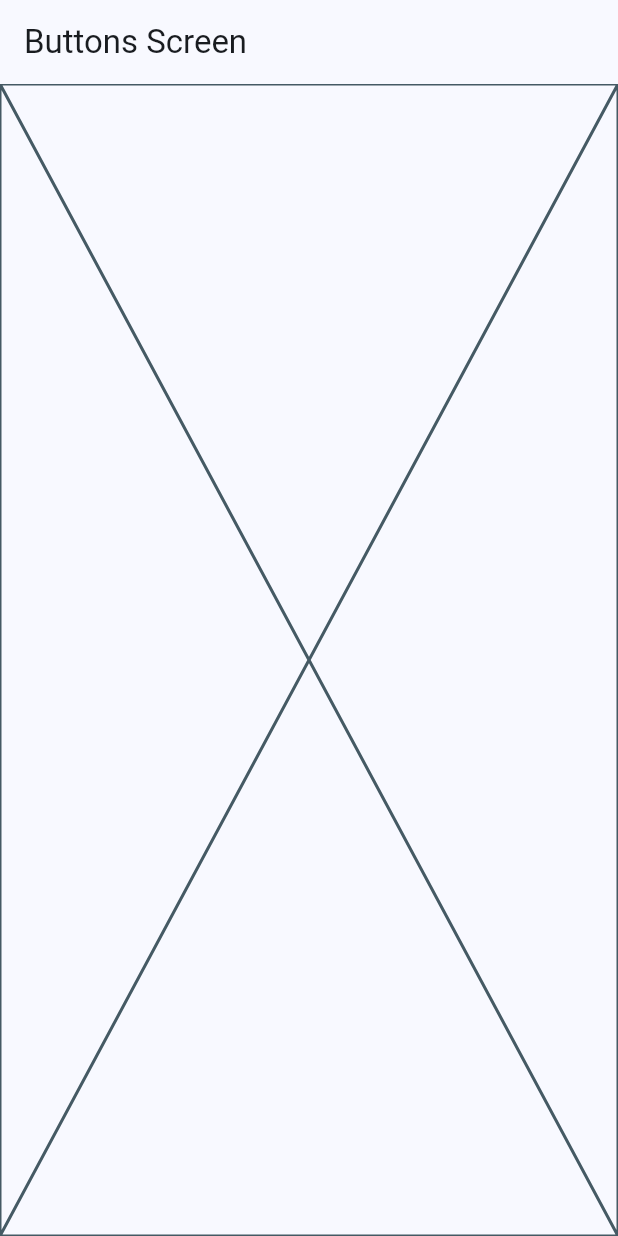
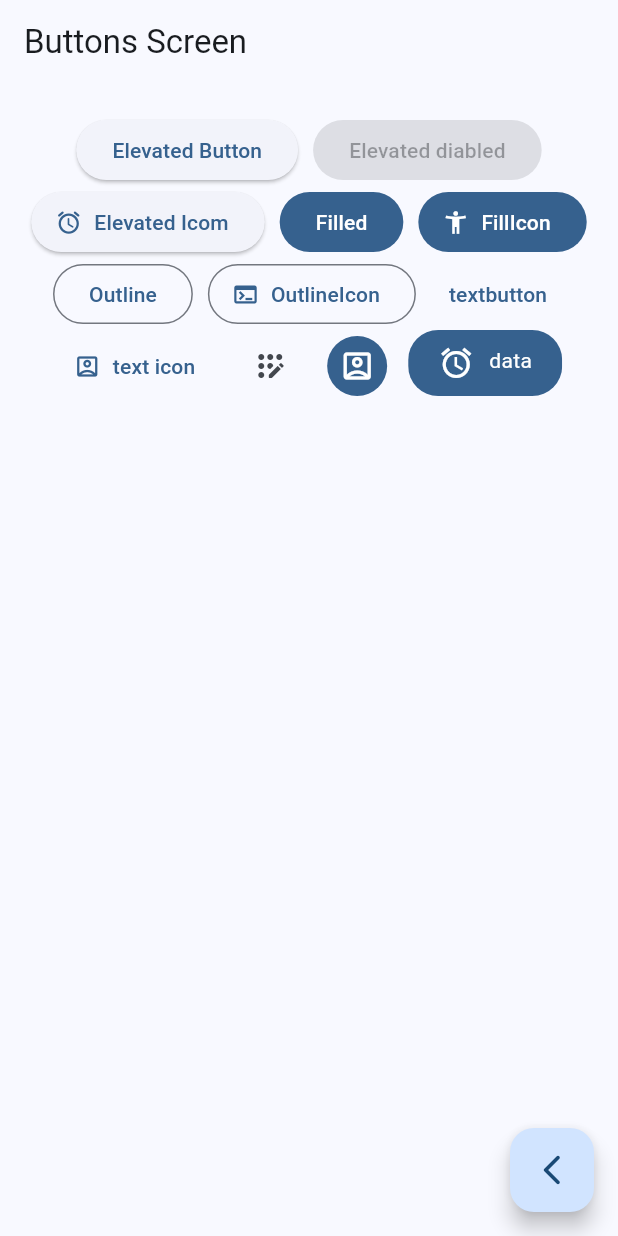
Before and after one commit to apoj2/flutter-widgets-app, a Flutter app: the ButtonsScreen screen opened by its route, on a phone screen of 412 x 824 dp. Run offline on Flutter 3.47's test engine with Material 3 defaults, Android fonts, the phone set to English and light mode, and no system bars; our stand-ins replace go_router.

Commit message:
buttons screen creado

```diff
--- a/lib/presentation/screens/buttons/buttons_screen.dart
+++ b/lib/presentation/screens/buttons/buttons_screen.dart
@@ -1,4 +1,5 @@
 import 'package:flutter/material.dart';
+import 'package:go_router/go_router.dart';
 
 class ButtonsScreen extends StatelessWidget {
   static const String name = 'buttons_screen';
@@ -7,11 +8,107 @@ class ButtonsScreen extends StatelessWidget {
 
   @override
   Widget build(BuildContext context) {
-     return Scaffold(
+    return Scaffold(
       appBar: AppBar(
         title: const Text('Buttons Screen'),
       ),
-      body: const Placeholder(),
+      body: const _ButtonsView(),
+      floatingActionButton: FloatingActionButton(
+        child: const Icon(Icons.arrow_back_ios_new_rounded),
+        onPressed: () {
+          context.pop();
+        },
+      ),
     );
   }
 }
+
+class _ButtonsView extends StatelessWidget {
+  const _ButtonsView({
+    super.key,
+  });
+
+  @override
+  Widget build(BuildContext context) {
+    final colors = Theme.of(context).colorScheme;
+
+    return SizedBox(
+      width: double.infinity,
+      child: Padding(
+        padding: const EdgeInsets.symmetric(horizontal: 10, vertical: 20),
+        child: Wrap(
+          spacing: 10,
+          alignment: WrapAlignment.center,
+          children: [
+            ElevatedButton(
+                onPressed: () {}, child: const Text('Elevated Button')),
+            const ElevatedButton(
+                onPressed: null, child: Text('Elevated diabled')),
+            ElevatedButton.icon(
+                onPressed: () {},
+                icon: Icon(Icons.access_alarm_rounded),
+                label: Text('Elevated Icom')),
+            FilledButton(onPressed: () {}, child: const Text('Filled')),
+            FilledButton.icon(
+                onPressed: () {},
+                icon: const Icon(Icons.accessibility_new),
+                label: const Text('FillIcon')),
+            OutlinedButton(onPressed: () {}, child: const Text('Outline')),
+            OutlinedButton.icon(
+              icon: const Icon(Icons.terminal),
+              onPressed: () {},
+              label: const Text('OutlineIcon'),
+            ),
+            TextButton(onPressed: () {}, child: const Text('textbutton')),
+            TextButton.icon(
+                icon: const Icon(Icons.account_box_outlined),
+                label: const Text('text icon'),
+                onPressed: () {}),
+            IconButton(
+                onPressed: () {},
+                icon: const Icon(Icons.app_registration_rounded)),
+            IconButton(
+              onPressed: () {},
+              icon: const Icon(Icons.account_box_outlined),
+              style: ButtonStyle(
+                  backgroundColor: MaterialStatePropertyAll(colors.primary),
+                  iconColor: const MaterialStatePropertyAll(Colors.white)),
+            ),
+            const CustomBottom()
+          ],
+        ),
+      ),
+    );
+  }
+}
+
+class CustomBottom extends StatelessWidget {
+  const CustomBottom({super.key});
+
+  @override
+  Widget build(BuildContext context) {
+    final colors = Theme.of(context).colorScheme;
+    return ClipRRect(
+      borderRadius: BorderRadius.circular(20),
+      child: Material(
+        color: colors.primary,
+        child: InkWell(
+          onTap: () {},
+          child: const Padding(
+            padding: EdgeInsets.symmetric(horizontal: 20, vertical: 10),
+            child: Wrap(
+              spacing: 10,
+              children: [
+                Icon(Icons.access_alarm, color: Colors.white),
+                Text(
+                  'data',
+                  style: TextStyle(color: Colors.white),
+                ),
+              ],
+            ),
+          ),
+        ),
+      ),
+    );
+  }
+}
```
